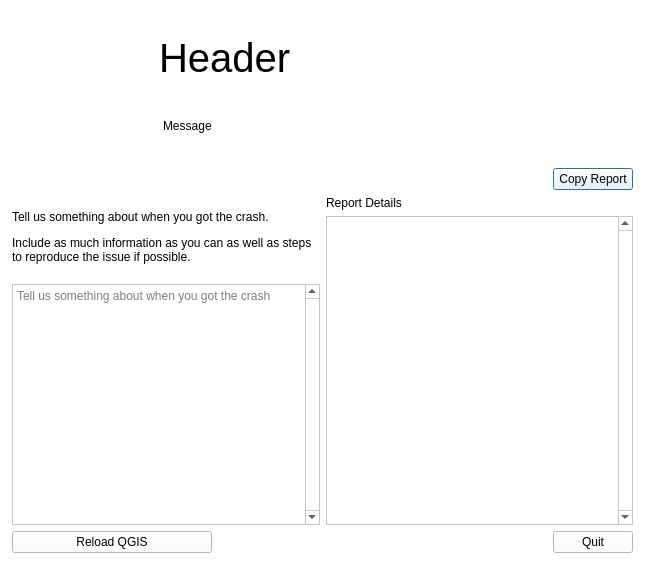
Qt form src/crashhandler/qgscrashdialog.ui (qgis/QGIS) before a commit.
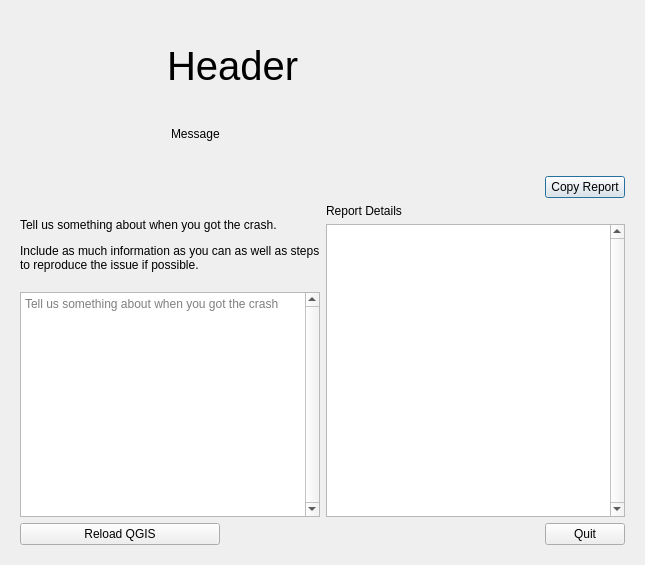
The same form after that commit. Icons and pictures are not drawn.

Commit message:
Don't use custom palette in crash handler dialog, this results in unreadable text on dark themes
Fixes #47065

The edit to the form file:
```diff
--- a/src/crashhandler/qgscrashdialog.ui
+++ b/src/crashhandler/qgscrashdialog.ui
@@ -10,421 +10,6 @@
     <height>565</height>
    </rect>
   </property>
-  <property name="palette">
-   <palette>
-    <active>
-     <colorrole role="WindowText">
-      <brush brushstyle="SolidPattern">
-       <color alpha="255">
-        <red>0</red>
-        <green>0</green>
-        <blue>0</blue>
-       </color>
-      </brush>
-     </colorrole>
-     <colorrole role="Button">
-      <brush brushstyle="SolidPattern">
-       <color alpha="255">
-        <red>255</red>
-        <green>255</green>
-        <blue>255</blue>
-       </color>
-      </brush>
-     </colorrole>
-     <colorrole role="Light">
-      <brush brushstyle="SolidPattern">
-       <color alpha="255">
-        <red>255</red>
-        <green>255</green>
-        <blue>255</blue>
-       </color>
-      </brush>
-     </colorrole>
-     <colorrole role="Midlight">
-      <brush brushstyle="SolidPattern">
-       <color alpha="255">
-        <red>255</red>
-        <green>255</green>
-        <blue>255</blue>
-       </color>
-      </brush>
-     </colorrole>
-     <colorrole role="Dark">
-      <brush brushstyle="SolidPattern">
-       <color alpha="255">
-        <red>127</red>
-        <green>127</green>
-        <blue>127</blue>
-       </color>
-      </brush>
-     </colorrole>
-     <colorrole role="Mid">
-      <brush brushstyle="SolidPattern">
-       <color alpha="255">
-        <red>170</red>
-        <green>170</green>
-        <blue>170</blue>
-       </color>
-      </brush>
-     </colorrole>
-     <colorrole role="Text">
-      <brush brushstyle="SolidPattern">
-       <color alpha="255">
-        <red>0</red>
-        <green>0</green>
-        <blue>0</blue>
-       </color>
-      </brush>
-     </colorrole>
-     <colorrole role="BrightText">
-      <brush brushstyle="SolidPattern">
-       <color alpha="255">
-        <red>255</red>
-        <green>255</green>
-        <blue>255</blue>
-       </color>
-      </brush>
-     </colorrole>
-     <colorrole role="ButtonText">
-      <brush brushstyle="SolidPattern">
-       <color alpha="255">
-        <red>0</red>
-        <green>0</green>
-        <blue>0</blue>
-       </color>
-      </brush>
-     </colorrole>
-     <colorrole role="Base">
-      <brush brushstyle="SolidPattern">
-       <color alpha="255">
-        <red>255</red>
-        <green>255</green>
-        <blue>255</blue>
-       </color>
-      </brush>
-     </colorrole>
-     <colorrole role="Window">
-      <brush brushstyle="SolidPattern">
-       <color alpha="255">
-        <red>255</red>
-        <green>255</green>
-        <blue>255</blue>
-       </color>
-      </brush>
-     </colorrole>
-     <colorrole role="Shadow">
-      <brush brushstyle="SolidPattern">
-       <color alpha="255">
-        <red>0</red>
-        <green>0</green>
-        <blue>0</blue>
-       </color>
-      </brush>
-     </colorrole>
-     <colorrole role="AlternateBase">
-      <brush brushstyle="SolidPattern">
-       <color alpha="255">
-        <red>255</red>
-        <green>255</green>
-        <blue>255</blue>
-       </color>
-      </brush>
-     </colorrole>
-     <colorrole role="ToolTipBase">
-      <brush brushstyle="SolidPattern">
-       <color alpha="255">
-        <red>255</red>
-        <green>255</green>
-        <blue>220</blue>
-       </color>
-      </brush>
-     </colorrole>
-     <colorrole role="ToolTipText">
-      <brush brushstyle="SolidPattern">
-       <color alpha="255">
-        <red>0</red>
-        <green>0</green>
-        <blue>0</blue>
-       </color>
-      </brush>
-     </colorrole>
-    </active>
-    <inactive>
-     <colorrole role="WindowText">
-      <brush brushstyle="SolidPattern">
-       <color alpha="255">
-        <red>0</red>
-        <green>0</green>
-        <blue>0</blue>
-       </color>
-      </brush>
-     </colorrole>
-     <colorrole role="Button">
-      <brush brushstyle="SolidPattern">
-       <color alpha="255">
-        <red>255</red>
-        <green>255</green>
-        <blue>255</blue>
-       </color>
-      </brush>
-     </colorrole>
-     <colorrole role="Light">
-      <brush brushstyle="SolidPattern">
-       <color alpha="255">
-        <red>255</red>
-        <green>255</green>
-        <blue>255</blue>
-       </color>
-      </brush>
-     </colorrole>
-     <colorrole role="Midlight">
-      <brush brushstyle="SolidPattern">
-       <color alpha="255">
-        <red>255</red>
-        <green>255</green>
-        <blue>255</blue>
-       </color>
-      </brush>
-     </colorrole>
-     <colorrole role="Dark">
-      <brush brushstyle="SolidPattern">
-       <color alpha="255">
-        <red>127</red>
-        <green>127</green>
-        <blue>127</blue>
-       </color>
-      </brush>
-     </colorrole>
-     <colorrole role="Mid">
-      <brush brushstyle="SolidPattern">
-       <color alpha="255">
-        <red>170</red>
-        <green>170</green>
-        <blue>170</blue>
-       </color>
-      </brush>
-     </colorrole>
-     <colorrole role="Text">
-      <brush brushstyle="SolidPattern">
-       <color alpha="255">
-        <red>0</red>
-        <green>0</green>
-        <blue>0</blue>
-       </color>
-      </brush>
-     </colorrole>
-     <colorrole role="BrightText">
-      <brush brushstyle="SolidPattern">
-       <color alpha="255">
-        <red>255</red>
-        <green>255</green>
-        <blue>255</blue>
-       </color>
-      </brush>
-     </colorrole>
-     <colorrole role="ButtonText">
-      <brush brushstyle="SolidPattern">
-       <color alpha="255">
-        <red>0</red>
-        <green>0</green>
-        <blue>0</blue>
-       </color>
-      </brush>
-     </colorrole>
-     <colorrole role="Base">
-      <brush brushstyle="SolidPattern">
-       <color alpha="255">
-        <red>255</red>
-        <green>255</green>
-        <blue>255</blue>
-       </color>
-      </brush>
-     </colorrole>
-     <colorrole role="Window">
-      <brush brushstyle="SolidPattern">
-       <color alpha="255">
-        <red>255</red>
-        <green>255</green>
-        <blue>255</blue>
-       </color>
-      </brush>
-     </colorrole>
-     <colorrole role="Shadow">
-      <brush brushstyle="SolidPattern">
-       <color alpha="255">
-        <red>0</red>
-        <green>0</green>
-        <blue>0</blue>
-       </color>
-      </brush>
-     </colorrole>
-     <colorrole role="AlternateBase">
-      <brush brushstyle="SolidPattern">
-       <color alpha="255">
-        <red>255</red>
-        <green>255</green>
-        <blue>255</blue>
-       </color>
-      </brush>
-     </colorrole>
-     <colorrole role="ToolTipBase">
-      <brush brushstyle="SolidPattern">
-       <color alpha="255">
-        <red>255</red>
-        <green>255</green>
-        <blue>220</blue>
-       </color>
-      </brush>
-     </colorrole>
-     <colorrole role="ToolTipText">
-      <brush brushstyle="SolidPattern">
-       <color alpha="255">
-        <red>0</red>
-        <green>0</green>
-        <blue>0</blue>
-       </color>
-      </brush>
-     </colorrole>
-    </inactive>
-    <disabled>
-     <colorrole role="WindowText">
-      <brush brushstyle="SolidPattern">
-       <color alpha="255">
-        <red>127</red>
-        <green>127</green>
-        <blue>127</blue>
-       </color>
-      </brush>
-     </colorrole>
-     <colorrole role="Button">
-      <brush brushstyle="SolidPattern">
-       <color alpha="255">
-        <red>255</red>
-        <green>255</green>
-        <blue>255</blue>
-       </color>
-      </brush>
-     </colorrole>
-     <colorrole role="Light">
-      <brush brushstyle="SolidPattern">
-       <color alpha="255">
-        <red>255</red>
-        <green>255</green>
-        <blue>255</blue>
-       </color>
-      </brush>
-     </colorrole>
-     <colorrole role="Midlight">
-      <brush brushstyle="SolidPattern">
-       <color alpha="255">
-        <red>255</red>
-        <green>255</green>
-        <blue>255</blue>
-       </color>
-      </brush>
-     </colorrole>
-     <colorrole role="Dark">
-      <brush brushstyle="SolidPattern">
-       <color alpha="255">
-        <red>127</red>
-        <green>127</green>
-        <blue>127</blue>
-       </color>
-      </brush>
-     </colorrole>
-     <colorrole role="Mid">
-      <brush brushstyle="SolidPattern">
-       <color alpha="255">
-        <red>170</red>
-        <green>170</green>
-        <blue>170</blue>
-       </color>
-      </brush>
-     </colorrole>
-     <colorrole role="Text">
-      <brush brushstyle="SolidPattern">
-       <color alpha="255">
-        <red>127</red>
-        <green>127</green>
-        <blue>127</blue>
-       </color>
-      </brush>
-     </colorrole>
-     <colorrole role="BrightText">
-      <brush brushstyle="SolidPattern">
-       <color alpha="255">
-        <red>255</red>
-        <green>255</green>
-        <blue>255</blue>
-       </color>
-      </brush>
-     </colorrole>
-     <colorrole role="ButtonText">
-      <brush brushstyle="SolidPattern">
-       <color alpha="255">
-        <red>127</red>
-        <green>127</green>
-        <blue>127</blue>
-       </color>
-      </brush>
-     </colorrole>
-     <colorrole role="Base">
-      <brush brushstyle="SolidPattern">
-       <color alpha="255">
-        <red>255</red>
-        <green>255</green>
-        <blue>255</blue>
-       </color>
-      </brush>
-     </colorrole>
-     <colorrole role="Window">
-      <brush brushstyle="SolidPattern">
-       <color alpha="255">
-        <red>255</red>
-        <green>255</green>
-        <blue>255</blue>
-       </color>
-      </brush>
-     </colorrole>
-     <colorrole role="Shadow">
-      <brush brushstyle="SolidPattern">
-       <color alpha="255">
-        <red>0</red>
-        <green>0</green>
-        <blue>0</blue>
-       </color>
-      </brush>
-     </colorrole>
-     <colorrole role="AlternateBase">
-      <brush brushstyle="SolidPattern">
-       <color alpha="255">
-        <red>255</red>
-        <green>255</green>
-        <blue>255</blue>
-       </color>
-      </brush>
-     </colorrole>
-     <colorrole role="ToolTipBase">
-      <brush brushstyle="SolidPattern">
-       <color alpha="255">
-        <red>255</red>
-        <green>255</green>
-        <blue>220</blue>
-       </color>
-      </brush>
-     </colorrole>
-     <colorrole role="ToolTipText">
-      <brush brushstyle="SolidPattern">
-       <color alpha="255">
-        <red>0</red>
-        <green>0</green>
-        <blue>0</blue>
-       </color>
-      </brush>
-     </colorrole>
-    </disabled>
-   </palette>
-  </property>
   <property name="windowTitle">
    <string notr="true">Dialog</string>
   </property>
@@ -432,18 +17,6 @@
    <string notr="true"/>
   </property>
   <layout class="QGridLayout" name="gridLayout">
-   <property name="leftMargin">
-    <number>3</number>
-   </property>
-   <property name="topMargin">
-    <number>3</number>
-   </property>
-   <property name="rightMargin">
-    <number>3</number>
-   </property>
-   <property name="bottomMargin">
-    <number>3</number>
-   </property>
    <item row="1" column="0" colspan="3">
     <widget class="QFrame" name="mReportFrame">
      <layout class="QGridLayout" name="gridLayout_3">
```
